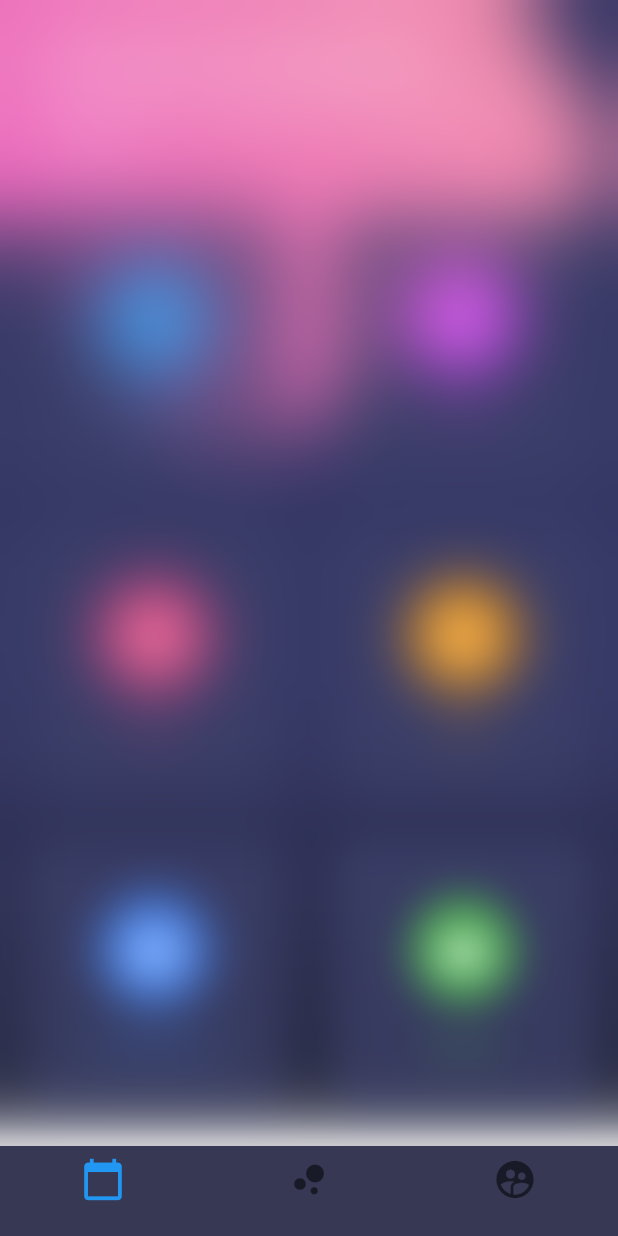
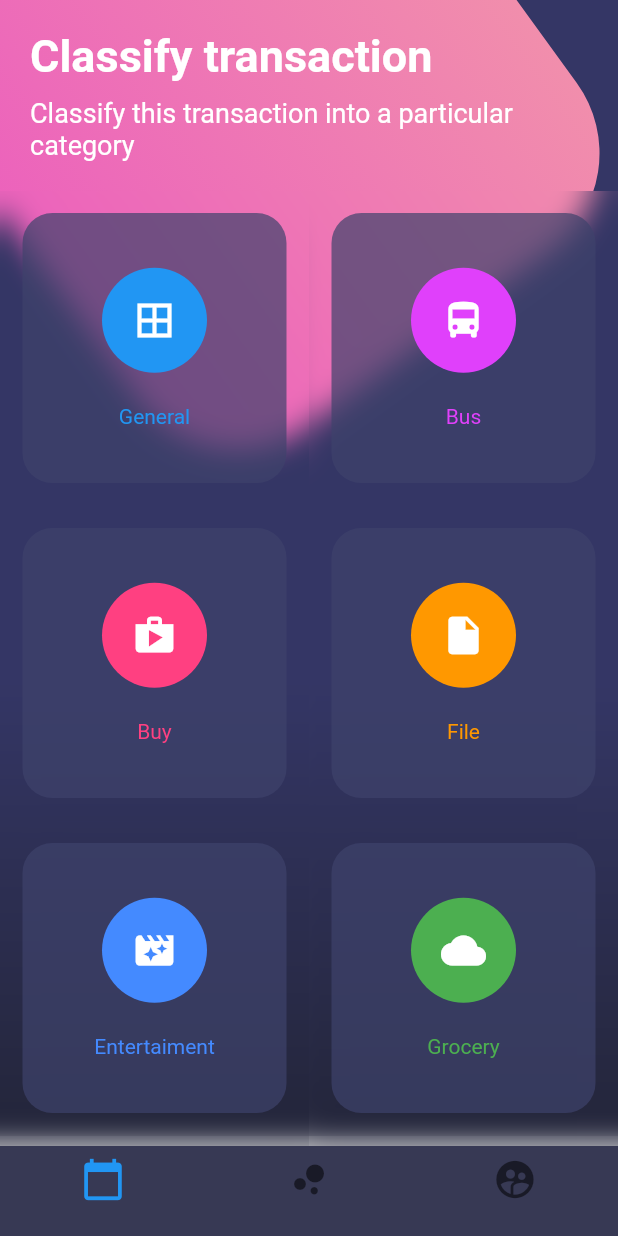
Before and after one commit to Klerith/flutter-disenos, a Flutter app: the BotonesPage screen opened by its route, on a phone screen of 412 x 824 dp. Run offline on Flutter 3.47's test engine with Material 2 defaults, Android fonts, the light colour scheme and no system bars; network calls fail.

Commit message:
FIX: Bug del blur en Android

```diff
--- a/lib/main.dart
+++ b/lib/main.dart
@@ -15,7 +15,7 @@ class MyApp extends StatelessWidget {
   Widget build(BuildContext context) {
 
     SystemChrome.setSystemUIOverlayStyle( SystemUiOverlayStyle.light.copyWith(
-      statusBarColor: Colors.white
+      statusBarColor: Colors.transparent
     ));
 
 
--- a/lib/src/pages/botones_page.dart
+++ b/lib/src/pages/botones_page.dart
@@ -161,7 +161,8 @@ class BotonesPage extends StatelessWidget {
   Widget _crearBotonRedondeado( Color color, IconData icono, String texto ) {
 
 
-    return BackdropFilter(
+    return ClipRect(
+      child: BackdropFilter(
         filter: ImageFilter.blur( sigmaX: 10.0, sigmaY: 10.0 ),
         child: Container(
           height: 180.0,
@@ -185,7 +186,9 @@ class BotonesPage extends StatelessWidget {
           ),
 
         ),
+      ),
     );
   }
 
+
 }
```
Also changed, not shown: pubspec.lock. Lines whose indentation alone changed are shown as unchanged.
